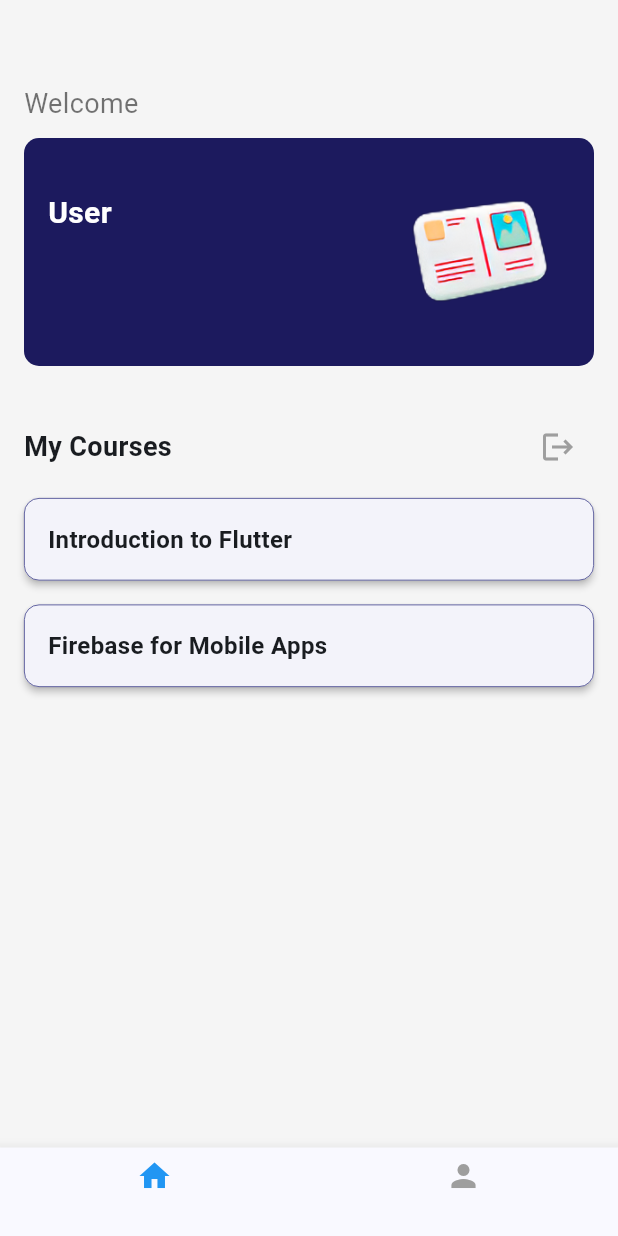
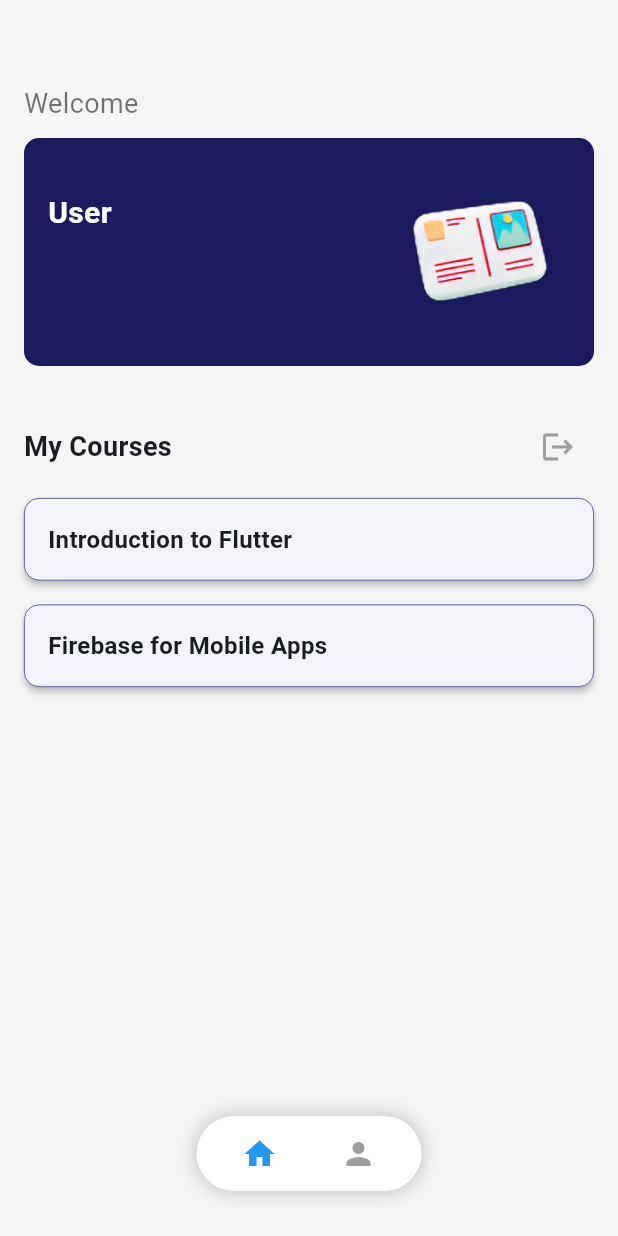
Before and after one commit to Priyanshu-Bej/briffiniApp, a Flutter app: the AssignedCoursesScreen screen opened directly, on a phone screen of 412 x 824 dp. Run offline on Flutter 3.47's test engine with Material 3 defaults, Android fonts, the phone set to English and light mode, and no system bars; our stand-ins replace chewie, cloud_firestore, firebase_auth, firebase_core, firebase_storage, video_player; missing offline and left inert: dart:html, dart:ui_web, flutter_pdfview; accounts and stored records are empty.

Commit message:
Changed bottom navigation bar to floating style in all screens

```diff
--- a/lib/screens/assigned_courses_screen.dart
+++ b/lib/screens/assigned_courses_screen.dart
@@ -112,7 +112,9 @@ class _AssignedCoursesScreenState extends State<AssignedCoursesScreen> {
     return Scaffold(
       body: _isLoading
           ? const Center(child: CircularProgressIndicator())
-          : RefreshIndicator(
+          : Stack(
+              children: [
+                RefreshIndicator(
                   onRefresh: _loadData,
                   color: AppColors.primary,
                   child: FutureBuilder<UserModel?>(
@@ -262,6 +264,8 @@ class _AssignedCoursesScreenState extends State<AssignedCoursesScreen> {
                                       )
                                     : Expanded(
                                         child: ListView.builder(
+                                          // Add bottom padding to make room for the floating nav bar
+                                          padding: const EdgeInsets.only(bottom: 70),
                                           itemCount: courses.length,
                                           itemBuilder: (context, index) {
                                             return _buildCourseCard(courses[index], context);
@@ -276,25 +280,58 @@ class _AssignedCoursesScreenState extends State<AssignedCoursesScreen> {
                     },
                   ),
                 ),
-      bottomNavigationBar: BottomNavigationBar(
-        currentIndex: _selectedIndex,
-        onTap: (index) {
+
+                // Floating navigation bar
+                Positioned(
+                  left: 0,
+                  right: 0,
+                  bottom: 30,
+                  child: Center(
+                    child: Container(
+                      width: 150,
+                      height: 50,
+                      decoration: BoxDecoration(
+                        color: Colors.white,
+                        borderRadius: BorderRadius.circular(25),
+                        boxShadow: [
+                          BoxShadow(
+                            color: Colors.black.withOpacity(0.2),
+                            blurRadius: 10,
+                            spreadRadius: 1,
+                          ),
+                        ],
+                      ),
+                      child: Row(
+                        mainAxisAlignment: MainAxisAlignment.spaceEvenly,
+                        children: [
+                          IconButton(
+                            icon: Icon(
+                              Icons.home,
+                              color: _selectedIndex == 0 ? Colors.blue : Colors.grey,
+                            ),
+                            onPressed: () {
                               setState(() {
-            _selectedIndex = index;
+                                _selectedIndex = 0;
                               });
                             },
-        items: const [
-          BottomNavigationBarItem(
-            icon: Icon(Icons.home),
-            label: '',
                           ),
-          BottomNavigationBarItem(
-            icon: Icon(Icons.person),
-            label: '',
+                          IconButton(
+                            icon: Icon(
+                              Icons.person,
+                              color: _selectedIndex == 1 ? Colors.blue : Colors.grey,
+                            ),
+                            onPressed: () {
+                              setState(() {
+                                _selectedIndex = 1;
+                              });
+                            },
                           ),
                         ],
-        selectedItemColor: Colors.blue,
-        unselectedItemColor: Colors.grey,
+                      ),
+                    ),
+                  ),
+                ),
+              ],
             ),
     );
   }
```
Also changed, not shown: lib/screens/module_list_screen.dart (+58 -21 lines). Lines whose indentation alone changed are shown as unchanged.
